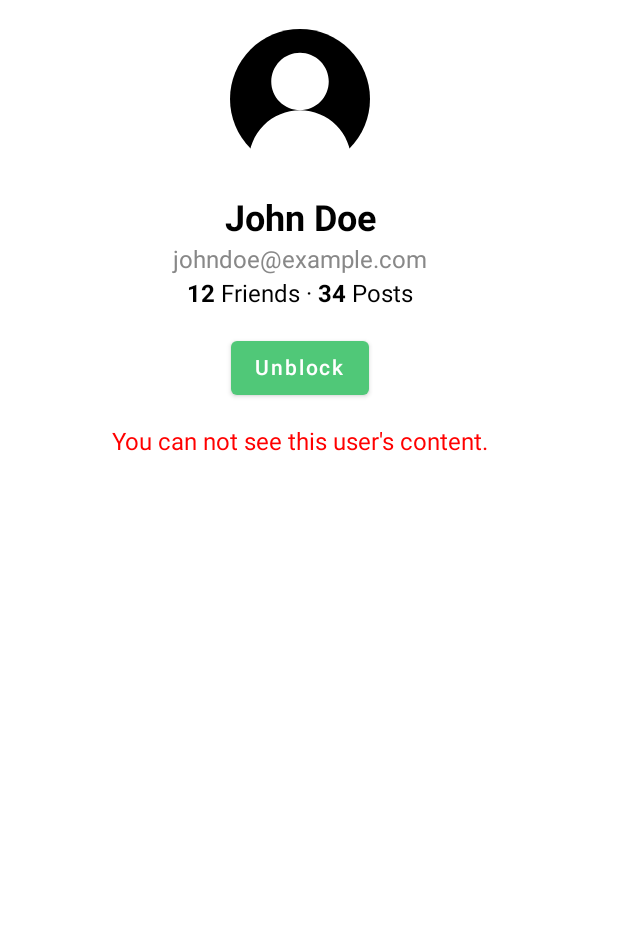
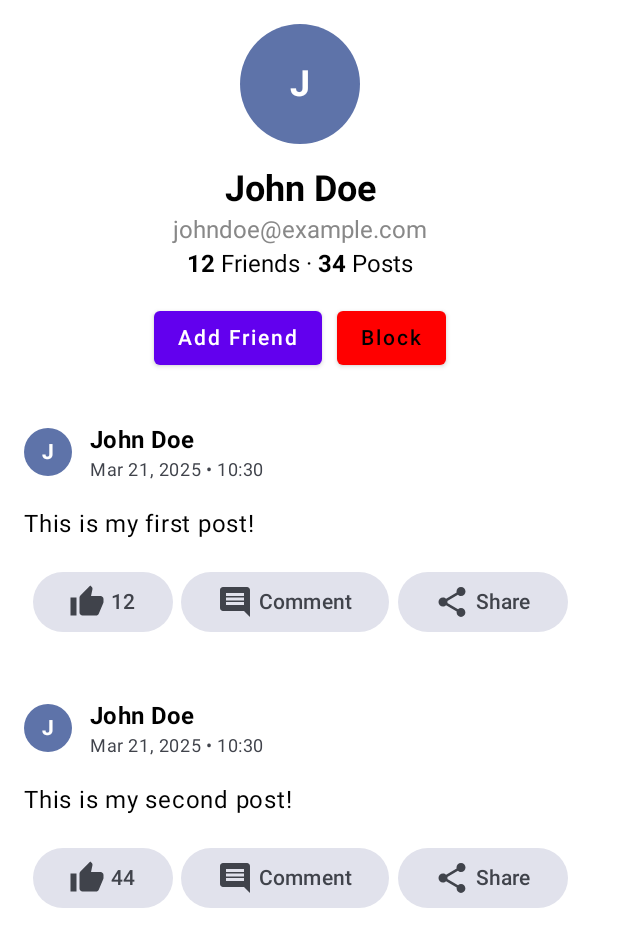
Before and after one commit to Mysterio824/Android-Final-Project, an Android app built with Jetpack Compose: the @Preview function UserProfilePreview, on a phone screen of 412 x 824 dp. Shown: the top 947 px of the screen. Run offline under Robolectric (Android 15) with nearby library versions, the phone set to English and light mode, and no system bars; libraries missing offline, so code that uses them is left out: org.bson, org.bson.types; 3 statements that could not run were skipped.

Commit message:
#21-ptbtin22-Fix personal homepage

```diff
--- a/Hacktok/app/src/main/java/com/androidfinalproject/hacktok/Preview.kt
+++ b/Hacktok/app/src/main/java/com/androidfinalproject/hacktok/Preview.kt
@@ -123,8 +123,8 @@ fun UserProfilePreview() {
                 .height(800.dp)
         ) {
             val samplePosts = listOf(
-                Post(id = ObjectId.get(), user = User(username = "John Doe", email="JohnTerry@example.com"), likeCount = 2, content = "This is my first post!"),
-                Post(id = ObjectId.get(), user = User(username = "John Doe", email="JohnTerry@example.com"), likeCount = 4, content = "This is my second post!"),
+                Post(id = ObjectId.get(), user = User(username = "John Doe", email="JohnTerry@example.com"), likeCount = 12, content = "This is my first post!"),
+                Post(id = ObjectId.get(), user = User(username = "John Doe", email="JohnTerry@example.com"), likeCount = 44, content = "This is my second post!"),
             )
 
             UserProfileScreen(
@@ -137,7 +137,7 @@ fun UserProfilePreview() {
                 ),
                 posts = samplePosts,
                 isFriend = false,
-                isBlocked = true,
+                isBlocked = false,
                 onSendFriendRequest = {},
                 onUnfriend = {},
                 onChat = {},
--- a/Hacktok/app/src/main/java/com/androidfinalproject/hacktok/ui/profile/UserProfileScreen.kt
+++ b/Hacktok/app/src/main/java/com/androidfinalproject/hacktok/ui/profile/UserProfileScreen.kt
@@ -1,11 +1,14 @@
 package com.androidfinalproject.hacktok.ui.profile
 
 import androidx.compose.foundation.Image
+import androidx.compose.foundation.background
+import androidx.compose.foundation.clickable
 import androidx.compose.foundation.layout.*
 import androidx.compose.foundation.lazy.LazyColumn
 import androidx.compose.foundation.lazy.items
 import androidx.compose.foundation.shape.CircleShape
 import androidx.compose.material.*
+import androidx.compose.material3.MaterialTheme
 import androidx.compose.runtime.*
 import androidx.compose.ui.Alignment
 import androidx.compose.ui.Modifier
@@ -22,6 +25,7 @@ import com.androidfinalproject.hacktok.ui.profile.component.PostCard
 import androidx.compose.ui.text.buildAnnotatedString
 import androidx.compose.ui.text.withStyle
 import androidx.compose.ui.text.SpanStyle
+import com.androidfinalproject.hacktok.ui.post.component.PostContent
 
 @Composable
 fun UserProfileScreen (
@@ -42,13 +46,20 @@ fun UserProfileScreen (
         // Profile Picture
         Spacer(modifier = Modifier.height(16.dp))
 
-        Image(
-            painter = painterResource(id = R.drawable.profile_placeholder),
-            contentDescription = "Profile Picture",
+        Box(
             modifier = Modifier
-                .size(100.dp)
+                .size(80.dp)
                 .clip(CircleShape)
-        )
+                .background(MaterialTheme.colorScheme.primaryContainer)
+        ) {
+            androidx.compose.material3.Text(
+                text = user.username.first().toString(),
+                color = MaterialTheme.colorScheme.onPrimaryContainer,
+                fontSize = 24.sp,
+                fontWeight = FontWeight.Bold,
+                modifier = Modifier.align(Alignment.Center)
+            )
+        }
 
         Spacer(modifier = Modifier.height(16.dp))
 
@@ -116,7 +127,7 @@ fun UserProfileScreen (
                 verticalArrangement = Arrangement.spacedBy(8.dp)
             ) {
                 items(posts) { post ->
-                    PostCard(post)
+                    PostContent(post = post, onLikeClick = { /* Handle like click */ }, onCommentClick = { /* Handle comment click */ }, onShareClick = {}, onUserClick = {})
                 }
             }
         }
```
